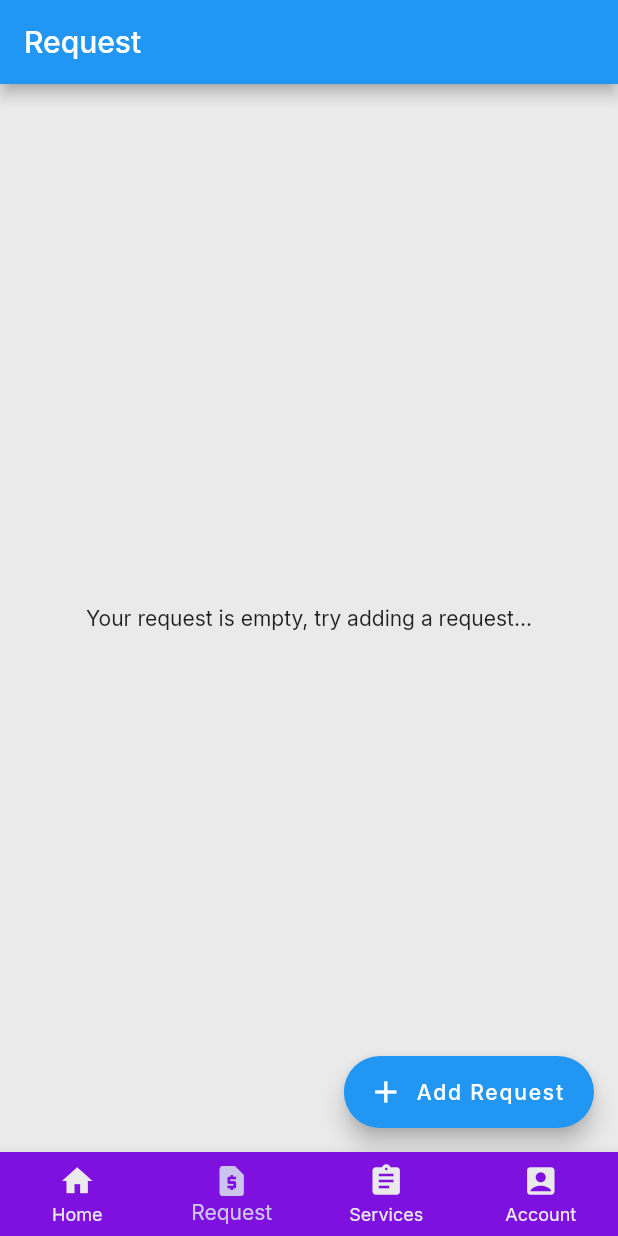
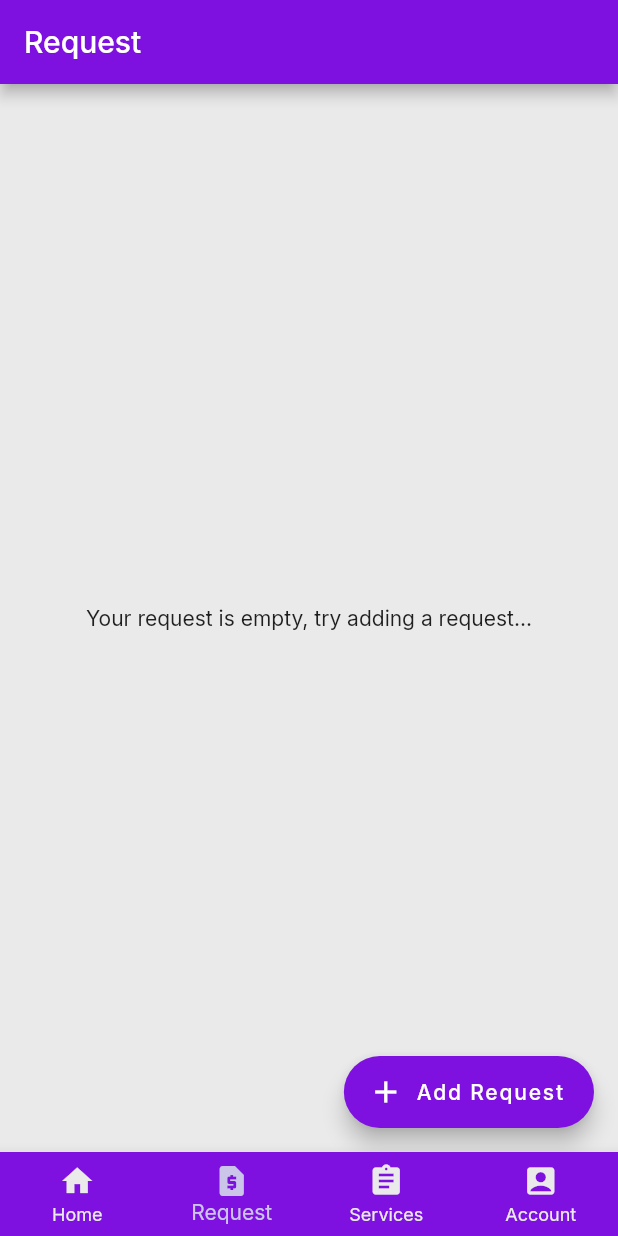
Before and after one commit to de-timebank/frontend, a Flutter app: the screen it shows after launch, item 2 of the bottom bar chosen, on a phone screen of 412 x 824 dp. Run offline on Flutter 3.47's test engine with Material 2 defaults, Android fonts, the phone set to English and light mode, and no system bars; our stand-ins replace google_fonts; missing offline and left inert: textfield_tags.

Commit message:
change button color

```diff
--- a/lib/profile.dart
+++ b/lib/profile.dart
@@ -13,6 +13,7 @@ class _ProfilePageState extends State<ProfilePage> {
   Widget build(BuildContext context) {
     return Scaffold(
       appBar: AppBar(
+        backgroundColor: Color.fromARGB(255, 127, 17, 224),
         actions: [
           IconButton(
             icon: Icon(Icons.settings),
--- a/lib/request.dart
+++ b/lib/request.dart
@@ -13,12 +13,14 @@ class _RequestPageState extends State<RequestPage> {
   Widget build(BuildContext context) {
     return Scaffold(
         appBar: AppBar(
+          backgroundColor: Color.fromARGB(255, 127, 17, 224),
           title: Text('Request'),
         ),
         body: Center(
           child: Text('Your request is empty, try adding a request...'),
         ),
         floatingActionButton: FloatingActionButton.extended(
+          backgroundColor: Color.fromARGB(255, 127, 17, 224),
           onPressed: () {
             Navigator.push(
                 context,
--- a/lib/requestForm.dart
+++ b/lib/requestForm.dart
@@ -65,6 +65,7 @@ class _RequestFormState extends State<RequestForm> {
         resizeToAvoidBottomInset: true,
         appBar: AppBar(
           title: Text('Request Form'),
+          backgroundColor: Color.fromARGB(255, 127, 17, 224),
         ),
         body: Form(
           key: _formKey,
--- a/lib/service.dart
+++ b/lib/service.dart
@@ -14,6 +14,7 @@ class _ServicePageState extends State<ServicePage> {
   Widget build(BuildContext context) {
     return Scaffold(
         appBar: AppBar(
+          backgroundColor: Color.fromARGB(255, 127, 17, 224),
           title: Text('Service'),
         ),
         body: isEmpty
@@ -69,6 +70,7 @@ class _ServicePageState extends State<ServicePage> {
                 ],
               ),
         floatingActionButton: FloatingActionButton.extended(
+          backgroundColor: Color.fromARGB(255, 127, 17, 224),
           onPressed: () {},
           icon: Icon(Icons.search),
           label: Text('Find Service'),
```
